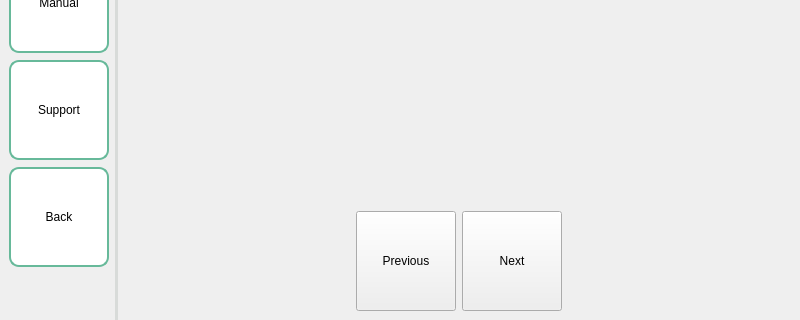
Before: the Qt Designer form screens/ui/help/help_userManual.ui in sehae/POS-with-Inventory-System, drawn with Qt 5; both pictures show x 0 to 800 and y 280 to 600 of the 800 by 600 pixel window.
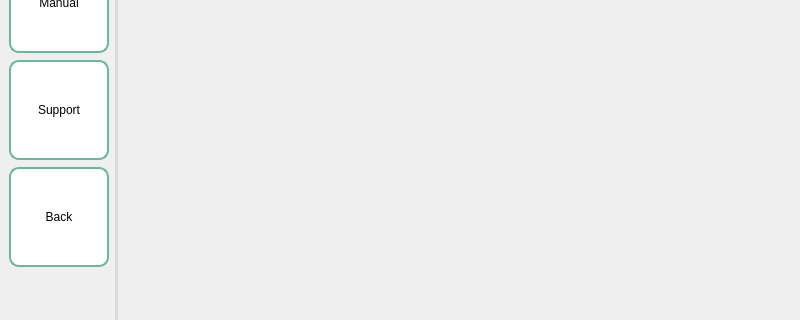
After: the same form once the commit is applied. Icons and pictures are not drawn.

Commit message: Converted Py UI files

```diff
--- a/screens/ui/help/help_userManual.ui
+++ b/screens/ui/help/help_userManual.ui
@@ -376,101 +376,18 @@
        <item row="1" column="1">
         <widget class="QWidget" name="mainContent" native="true">
          <layout class="QVBoxLayout" name="verticalLayout">
-          <item>
-           <widget class="QLabel" name="tutorial">
-            <property name="text">
-             <string/>
-            </property>
-           </widget>
-          </item>
-          <item>
-           <widget class="QWidget" name="widget" native="true">
-            <property name="sizePolicy">
-             <sizepolicy hsizetype="Preferred" vsizetype="Fixed">
-              <horstretch>0</horstretch>
-              <verstretch>0</verstretch>
-             </sizepolicy>
-            </property>
-            <layout class="QHBoxLayout" name="horizontalLayout_2">
-             <property name="leftMargin">
-              <number>0</number>
-             </property>
-             <property name="topMargin">
-              <number>0</number>
-             </property>
-             <property name="rightMargin">
-              <number>0</number>
-             </property>
-             <property name="bottomMargin">
-              <number>0</number>
-             </property>
-             <item>
-              <spacer name="horizontalSpacer">
-               <property name="orientation">
-                <enum>Qt::Horizontal</enum>
-               </property>
-               <property name="sizeHint" stdset="0">
-                <size>
-                 <width>40</width>
-                 <height>20</height>
-                </size>
-               </property>
-              </spacer>
-             </item>
-             <item>
-              <widget class="QPushButton" name="pushButton_2">
-               <property name="minimumSize">
-                <size>
-                 <width>100</width>
-                 <height>100</height>
-                </size>
-               </property>
-               <property name="maximumSize">
-                <size>
-                 <width>100</width>
-                 <height>100</height>
-                </size>
-               </property>
-               <property name="text">
-                <string>Previous</string>
-               </property>
-              </widget>
-             </item>
-             <item>
-              <widget class="QPushButton" name="pushButton_3">
-               <property name="minimumSize">
-                <size>
-                 <width>100</width>
-                 <height>100</height>
-                </size>
-               </property>
-               <property name="maximumSize">
-                <size>
-                 <width>100</width>
-                 <height>100</height>
-                </size>
-               </property>
-               <property name="text">
-                <string>Next</string>
-               </property>
-              </widget>
-             </item>
-             <item>
-              <spacer name="horizontalSpacer_3">
-               <property name="orientation">
-                <enum>Qt::Horizontal</enum>
-               </property>
-               <property name="sizeHint" stdset="0">
-                <size>
-                 <width>40</width>
-                 <height>20</height>
-                </size>
-               </property>
-              </spacer>
-             </item>
-            </layout>
-           </widget>
-          </item>
+          <property name="leftMargin">
+           <number>25</number>
+          </property>
+          <property name="topMargin">
+           <number>25</number>
+          </property>
+          <property name="rightMargin">
+           <number>25</number>
+          </property>
+          <property name="bottomMargin">
+           <number>25</number>
+          </property>
          </layout>
         </widget>
        </item>
```
Left out of the diff: 2 changed lines with no effect on the pictures. The commit also changes 5 other files.
